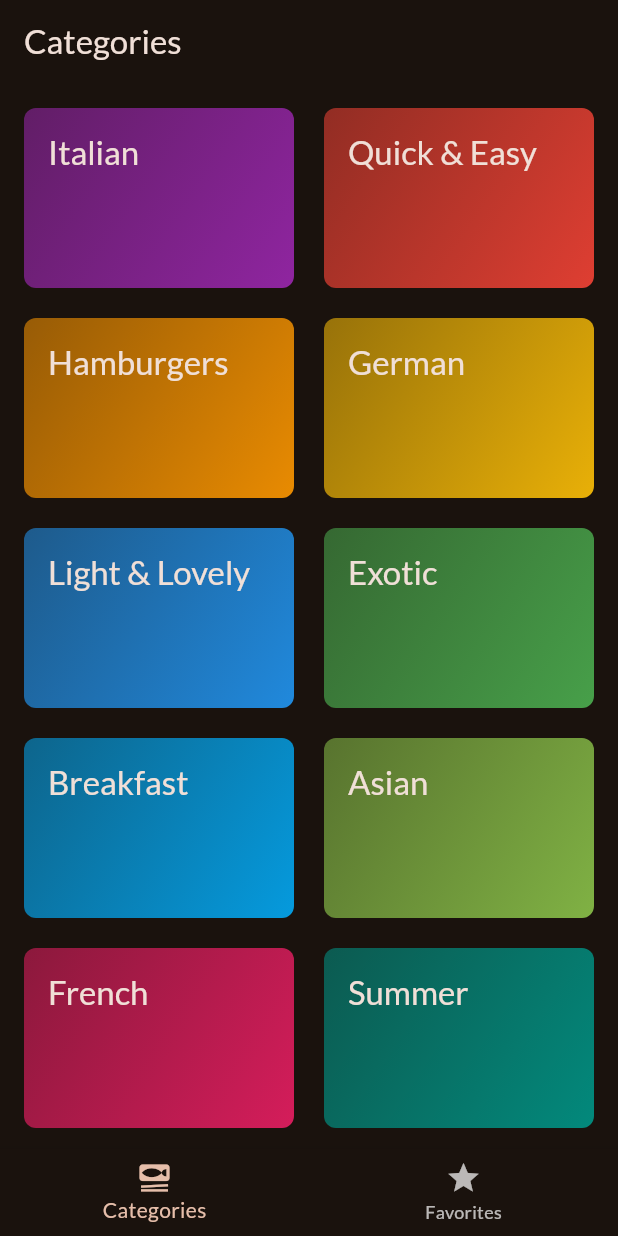
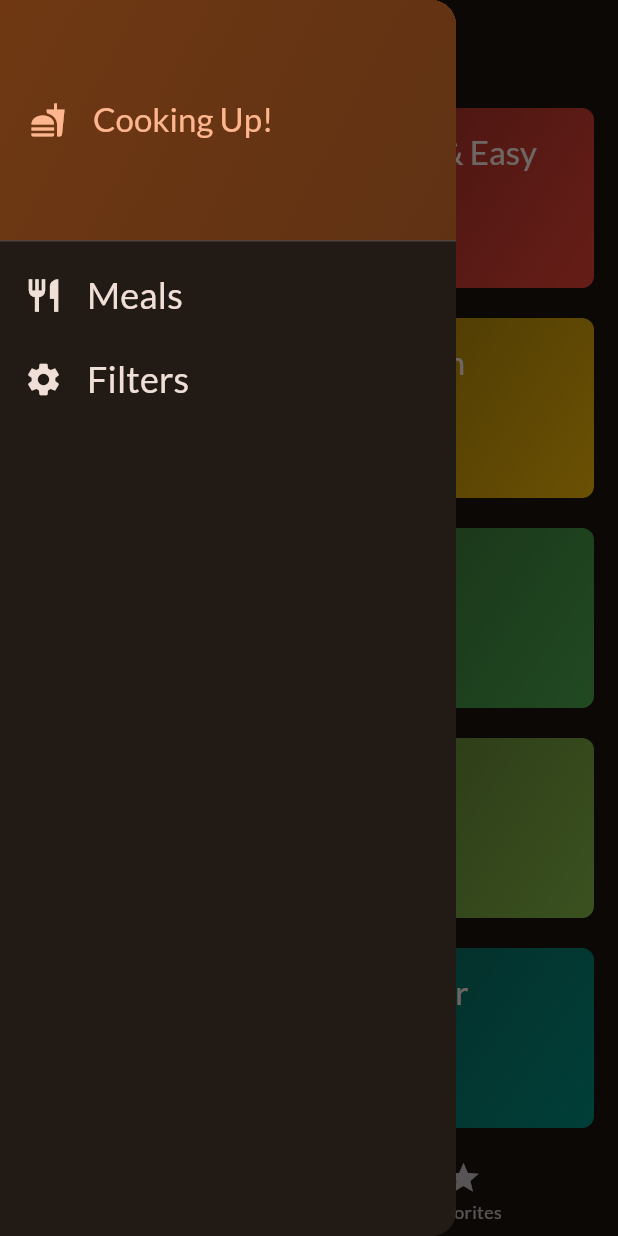
Before and after one commit to NdersCode/mealsapp, a Flutter app: the screen it shows after launch, with the side drawer open (before the commit the screen has no drawer), on a phone screen of 412 x 824 dp. Run offline on Flutter 3.47's test engine with Material 2 defaults, Android fonts, the phone set to English and light mode, and no system bars; our stand-ins replace google_fonts, transparent_image.

Commit message:
Creating and Working on the Main Drawer

```diff
--- a/lib/screens/categories_screen.dart
+++ b/lib/screens/categories_screen.dart
@@ -1,11 +1,14 @@
 import 'package:flutter/material.dart';
 import 'package:meals/data/dummy_data.dart';
 import 'package:meals/models/category.dart';
+import 'package:meals/models/meal.dart';
 import 'package:meals/screens/meals.dart';
 import 'package:meals/widgets/category_grid_item.dart';
 
 class CategoriesScreen extends StatelessWidget {
-  const CategoriesScreen({super.key});
+  const CategoriesScreen({super.key, required this.onToggleFavorite});
+
+  final void Function(Meal meal) onToggleFavorite;
 
   void _selectCategory(BuildContext context, Category category) {
     final filteredMeals = dummyMeals
@@ -17,6 +20,7 @@ class CategoriesScreen extends StatelessWidget {
         builder: (ctx) => MealsScreen(
           title: category.title,
           meals: filteredMeals,
+          onToggleFavorite: onToggleFavorite,
         ),
       ),
     );
--- /dev/null
+++ b/lib/widgets/main_drawer.dart
@@ -0,0 +1,81 @@
+import 'package:flutter/material.dart';
+
+class MainDrawer extends StatelessWidget {
+  const MainDrawer({super.key, required this.onSelectScreen});
+
+  final void Function(String identifier) onSelectScreen;
+
+  @override
+  Widget build(BuildContext context) {
+    return Drawer(
+      child: Column(
+        children: [
+          DrawerHeader(
+            padding: const EdgeInsets.all(20),
+            decoration: BoxDecoration(
+              gradient: LinearGradient(
+                colors: [
+                  Theme.of(context).colorScheme.primaryContainer,
+                  Theme.of(context)
+                      .colorScheme
+                      .primaryContainer
+                      .withOpacity(0.8),
+                ],
+                begin: Alignment.topLeft,
+                end: Alignment.bottomRight,
+              ),
+            ),
+            child: Row(
+              children: [
+                Icon(
+                  Icons.fastfood,
+                  color: Theme.of(context).colorScheme.primary,
+                ),
+                const SizedBox(width: 18),
+                Text(
+                  'Cooking Up!',
+                  style: Theme.of(context).textTheme.titleLarge!.copyWith(
+                        color: Theme.of(context).colorScheme.primary,
+                      ),
+                ),
+              ],
+            ),
+          ),
+          ListTile(
+            leading: Icon(
+              Icons.restaurant,
+              size: 26,
+              color: Theme.of(context).colorScheme.onBackground,
+            ),
+            title: Text(
+              'Meals',
+              style: Theme.of(context).textTheme.titleSmall!.copyWith(
+                    color: Theme.of(context).colorScheme.onBackground,
+                    fontSize: 24,
+                  ),
+            ),
+            onTap: () {
+              onSelectScreen('meals');
+            },
+          ),
+          ListTile(
+              leading: Icon(
+                Icons.settings,
+                size: 26,
+                color: Theme.of(context).colorScheme.onBackground,
+              ),
+              title: Text(
+                'Filters',
+                style: Theme.of(context).textTheme.titleSmall!.copyWith(
+                      color: Theme.of(context).colorScheme.onBackground,
+                      fontSize: 24,
+                    ),
+              ),
+              onTap: () {
+                onSelectScreen('filters');
+              }),
+        ],
+      ),
+    );
+  }
+}
```
Also changed, not shown: lib/screens/filters.dart (added, +60 -0 lines), lib/screens/meal_details.dart (+11 -0 lines), lib/screens/meals.dart (+12 -6 lines), lib/screens/tabs.dart (+52 -3 lines).
